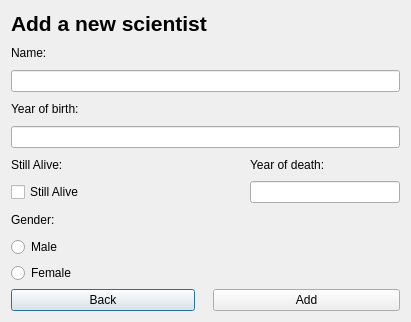
This is scientistadd.ui in AndriM/Vika3 as Qt 5 draws it before an edit. The edited form follows.
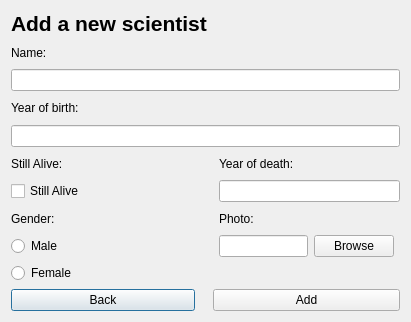
This is the edited form.

What changed in the file:
```diff
--- a/scientistadd.ui
+++ b/scientistadd.ui
@@ -72,7 +72,11 @@
     </widget>
    </item>
    <item row="3" column="0" colspan="5">
-    <widget class="QLineEdit" name="nameLine"/>
+    <widget class="QLineEdit" name="nameLine">
+     <property name="autoFillBackground">
+      <bool>false</bool>
+     </property>
+    </widget>
    </item>
    <item row="5" column="0" colspan="5">
     <widget class="QLineEdit" name="byLine"/>
@@ -119,6 +123,23 @@
      </property>
     </widget>
    </item>
+   <item row="9" column="2">
+    <widget class="QLabel" name="label_2">
+     <property name="text">
+      <string>Photo:</string>
+     </property>
+    </widget>
+   </item>
+   <item row="10" column="2">
+    <widget class="QLineEdit" name="imageLine"/>
+   </item>
+   <item row="10" column="3">
+    <widget class="QPushButton" name="photoButton">
+     <property name="text">
+      <string>Browse</string>
+     </property>
+    </widget>
+   </item>
   </layout>
  </widget>
  <tabstops>
```
